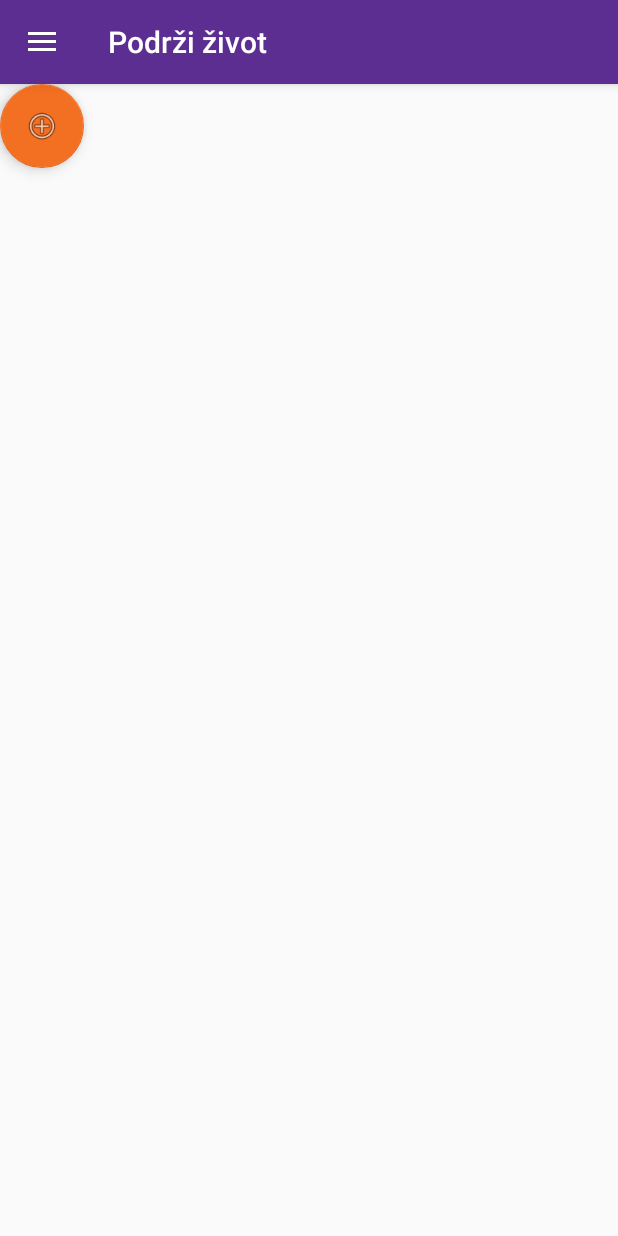
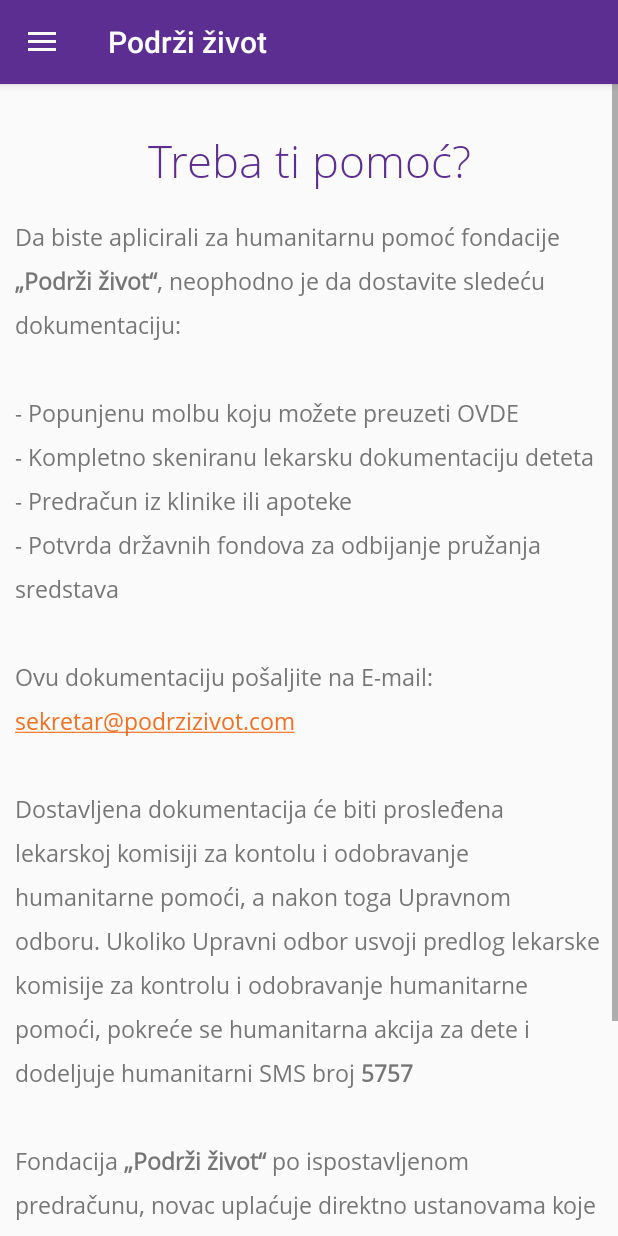
Before and after one commit to Kursulla/smshelp, an Android app: the screen it shows after launch (HomeActivity before the commit, NeedHelpActivity after it), in the side drawer, after a tap on "Treba ti pomoc", on a phone screen of 412 x 824 dp. Run offline under Robolectric (Android 15) with nearby library versions, the phone set to English and light mode, and no system bars; 1 statement that could not run was skipped.

Commit message:
Introduced NeedHelp

```diff
--- a/app/build.gradle
+++ b/app/build.gradle
@@ -42,6 +42,9 @@ android {
     sourceSets {
         main.java.srcDirs += 'src/main/kotlin'
     }
+    lintOptions {
+        abortOnError false
+    }
 
 }
 
--- a/app/src/main/AndroidManifest.xml
+++ b/app/src/main/AndroidManifest.xml
@@ -37,6 +37,12 @@
             android:launchMode="singleInstance"
             android:theme="@style/AppTheme.NoActionBar"
             />
+        <activity
+            android:name=".become_volunteer.NeedHelpActivity"
+            android:label="@string/need_help_activity_title"
+            android:launchMode="singleInstance"
+            android:theme="@style/AppTheme.NoActionBar"
+            />
 
         <receiver android:name=".scheduler.AlarmServiceReceiver"/>
     </application>
--- a/app/src/main/java/com/eutechpro/smshelp/BaseActivity.kt
+++ b/app/src/main/java/com/eutechpro/smshelp/BaseActivity.kt
@@ -9,6 +9,7 @@ import android.support.v7.app.AppCompatActivity
 import android.view.MenuItem
 import com.eutechpro.smshelp.become_volunteer.BecomeDonatorActivity
 import com.eutechpro.smshelp.become_volunteer.BecomeVolunteerActivity
+import com.eutechpro.smshelp.become_volunteer.NeedHelpActivity
 import home.HomeActivity
 import org.jetbrains.anko.find
 import org.jetbrains.anko.startActivity
@@ -26,6 +27,7 @@ open class BaseActivity : AppCompatActivity() {
                 R.id.nav_donate_sms -> startActivity<HomeActivity>()
                 R.id.nav_become_volunteer -> startActivity<BecomeVolunteerActivity>()
                 R.id.nav_become_donator -> startActivity<BecomeDonatorActivity>()
+                R.id.nav_need_help -> startActivity<NeedHelpActivity>()
             }
             drawer.closeDrawer(GravityCompat.START)
             true
--- /dev/null
+++ b/app/src/main/java/com/eutechpro/smshelp/need_help/NeedHelpActivity.kt
@@ -0,0 +1,24 @@
+package com.eutechpro.smshelp.become_volunteer
+
+import android.os.Bundle
+import android.text.method.LinkMovementMethod
+import com.eutechpro.smshelp.BaseActivity
+import com.eutechpro.smshelp.R
+import com.eutechpro.smshelp.custom_views.TextViewFont
+import com.eutechpro.smshelp.extensions.fromHtml
+import org.jetbrains.anko.find
+
+
+class NeedHelpActivity : BaseActivity() {
+    override fun onCreate(savedInstanceState: Bundle?) {
+        super.onCreate(savedInstanceState)
+        setContentView(R.layout.drawer_activity)
+        setSupportActionBar(find(R.id.toolbar))
+        initDrawer()
+        inflateContentLayout(R.layout.need_help_incl_content)
+
+        val description = find<TextViewFont>(R.id.description)
+        description.fromHtml(R.string.need_help_description)
+        description.movementMethod = LinkMovementMethod.getInstance()
+    }
+}
--- /dev/null
+++ b/app/src/main/res/layout/need_help_incl_content.xml
@@ -0,0 +1,53 @@
+<?xml version="1.0" encoding="utf-8"?>
+<ScrollView
+    xmlns:android="http://schemas.android.com/apk/res/android"
+    xmlns:app="http://schemas.android.com/apk/res-auto"
+    xmlns:tools="http://schemas.android.com/tools"
+    android:layout_width="match_parent"
+    android:layout_height="match_parent"
+    app:layout_behavior="@string/appbar_scrolling_view_behavior"
+    tools:context="com.eutechpro.smshelp.become_volunteer.BecomeVolunteerActivity"
+    android:animateLayoutChanges="true"
+    >
+<android.support.constraint.ConstraintLayout
+    android:layout_width="match_parent"
+    android:layout_height="wrap_content"
+    android:padding="10dp"
+    >
+
+    <com.eutechpro.smshelp.custom_views.TextViewFont
+        android:id="@+id/title"
+        android:layout_width="wrap_content"
+        style="@style/h1"
+        android:layout_height="wrap_content"
+        android:layout_marginTop="20dp"
+        android:lineSpacingExtra="8sp"
+        android:textAppearance="@style/TextAppearance.AppCompat.Headline"
+        android:layout_marginLeft="8dp"
+        android:layout_marginRight="8dp"
+        app:layout_constraintTop_toTopOf="parent"
+        android:text="@string/need_help_title"
+        app:layout_constraintLeft_toLeftOf="parent"
+        app:layout_constraintRight_toRightOf="parent"
+        />
+
+    <com.eutechpro.smshelp.custom_views.TextViewFont
+        android:id="@+id/description"
+        style="@style/text"
+        android:layout_width="wrap_content"
+        android:layout_height="wrap_content"
+        android:layout_marginLeft="8dp"
+        android:layout_marginRight="8dp"
+        android:layout_marginTop="81dp"
+        android:lineSpacingExtra="8sp"
+        android:textAppearance="@style/TextAppearance.AppCompat.Headline"
+        app:layout_constraintHorizontal_bias="0.503"
+        app:layout_constraintLeft_toLeftOf="parent"
+        app:layout_constraintRight_toRightOf="parent"
+        app:layout_constraintTop_toTopOf="parent"
+        tools:text="@string/become_donator_description"
+        />
+
+
+</android.support.constraint.ConstraintLayout>
+</ScrollView>
--- a/app/src/main/res/values/strings.xml
+++ b/app/src/main/res/values/strings.xml
@@ -52,4 +52,29 @@ ili na broj telefona <a href="tel:0114089785">011/4089-785</a>.
 ]]></string>
 
 
+    <!-- Need help?-->
+    <string name="need_help_activity_title">Podrži život</string>
+    <string name="need_help_title">Treba ti pomoć?</string>
+    <string name="need_help_description"><![CDATA[
+        Da biste aplicirali za humanitarnu pomoć fondacije <b>„Podrži život“</b>,
+neophodno je da dostavite sledeću dokumentaciju:
+<br/>
+<br/> - Popunjenu molbu koju možete preuzeti OVDE
+<br/> - Kompletno skeniranu lekarsku dokumentaciju deteta
+<br/> - Predračun iz klinike ili apoteke
+<br/> - Potvrda državnih fondova za odbijanje pružanja sredstava
+
+<br/><br/>
+Ovu dokumentaciju pošaljite na E-mail: <a href="mailto:sekretar@podrzizivot.com">sekretar@podrzizivot.com</a>
+<br/><br/>
+
+
+Dostavljena dokumentacija će biti prosleđena lekarskoj komisiji za kontolu i odobravanje humanitarne pomoći, a nakon toga Upravnom odboru.
+Ukoliko Upravni odbor usvoji predlog lekarske komisije za kontrolu i odobravanje humanitarne pomoći, pokreće se humanitarna akcija za dete i dodeljuje humanitarni SMS broj <b>5757</b>
+<br/><br/>
+Fondacija <b>„Podrži život“</b> po ispostavljenom predračunu, novac uplaćuje direktno ustanovama koje su izdale predračun, nikada porodicama direktno.
+<br/><br/>
+Dokumentaciju možete dostaviti i preporučenom pošiljkom na adresu <br/><b><i>Mitropolita Petra 15, 11000 Beograd, Fondacija “Podrži život”</i></b>
+
+    ]]></string>
 </resources>
```
